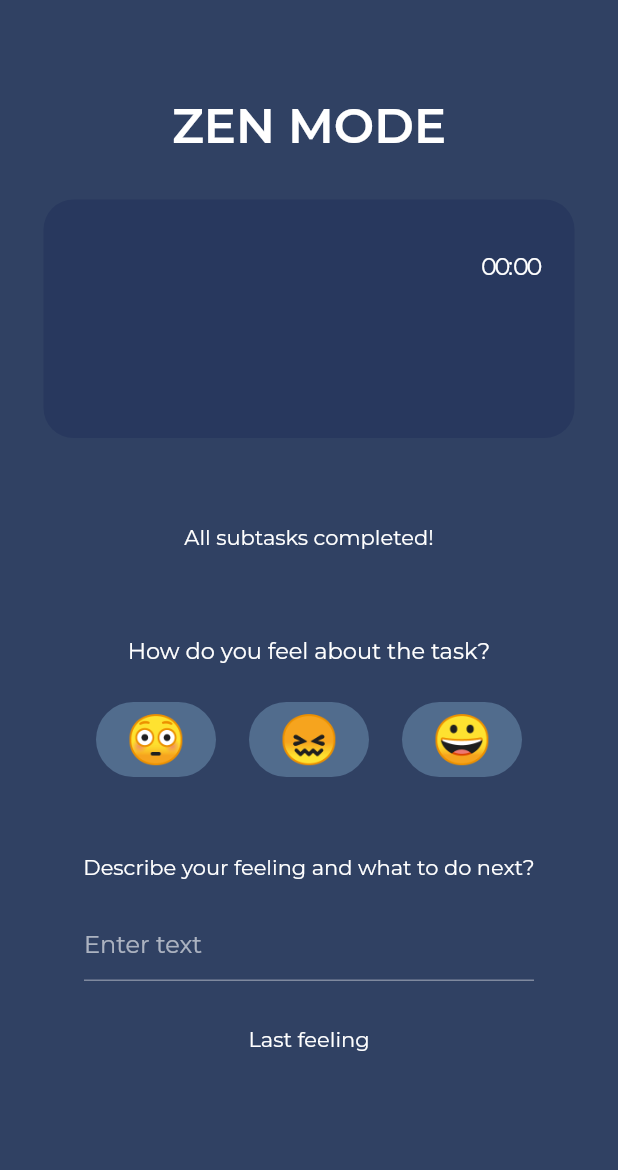
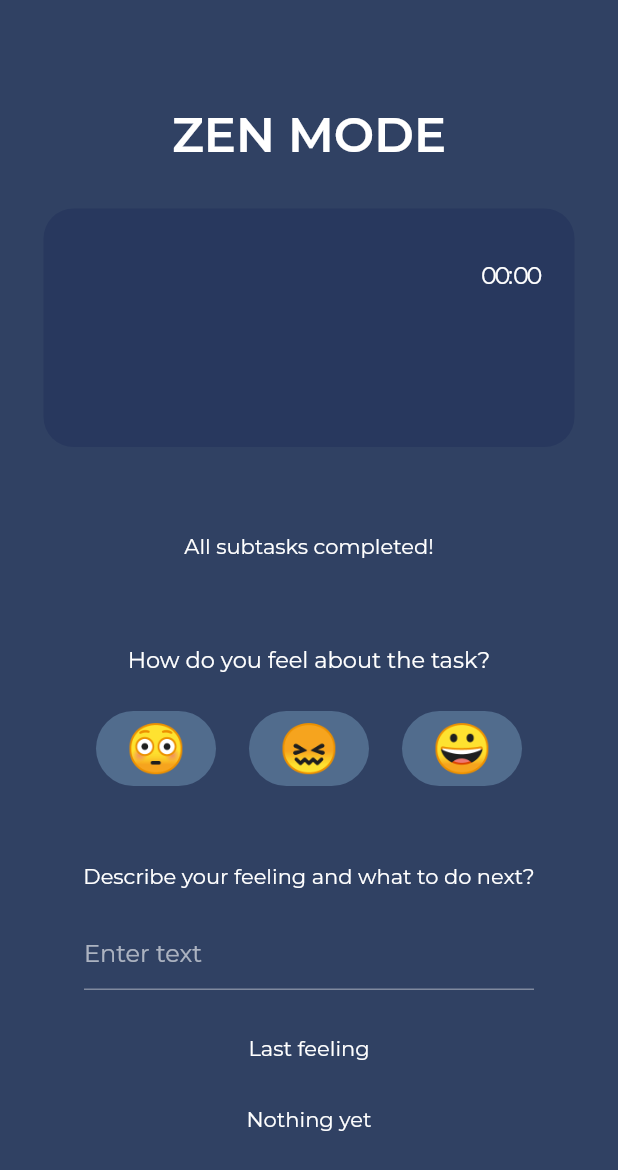
Before and after one commit to elem3ntary/flutter-todo-app, a Flutter app: the ZenMode screen opened directly with empty values, on a phone screen of 412 x 824 dp. Shown: the top 1170 px of the screen. Run offline on Flutter 3.47's test engine with Material 2 defaults, Android fonts, the phone set to English and light mode, and no system bars; our stand-ins replace google_fonts, rive, sqflite; accounts and stored records are empty.

Commit message:
Add new view for the Feeling. Try to fix tests.

```diff
--- a/lib/models/task.dart
+++ b/lib/models/task.dart
@@ -29,7 +29,7 @@ class Task {
   }
 
   int getFeelingCount() {
-    return 1;
+    return (feeling.trim() == '') ? 0 : 1;
   }
 
   void addFeeling(String feeling) {
--- a/lib/screens/task_list.dart
+++ b/lib/screens/task_list.dart
@@ -119,6 +119,7 @@ class TaskListPage extends StatelessWidget {
             return _taskList(tasks);
           }),
       floatingActionButton: FloatingActionButton(
+        key: const Key('addTask'),
         onPressed: () => _onFloatingActionButtonPressed(context),
         child: const IconTheme(
           data: IconThemeData(color: Colors.white),
--- a/lib/screens/zenmode.dart
+++ b/lib/screens/zenmode.dart
@@ -1,4 +1,6 @@
 // ignore_for_file: depend_on_referenced_packages
+
+import 'dart:math';
 
 import 'package:collection/collection.dart';
 import 'package:flutter/material.dart';
@@ -7,6 +9,7 @@ import 'package:todo_app/common_widgets/feeling_input.dart';
 import 'package:todo_app/common_widgets/todo_tile.dart';
 import 'package:todo_app/common_widgets/zenmode_card.dart';
 import 'package:todo_app/models/task.dart';
+import 'package:todo_app/screens/feeling.dart';
 import 'package:todo_app/state/task_state.dart';
 
 class ZenMode extends StatefulWidget {
@@ -27,11 +30,37 @@ class _ZenModeState extends State<ZenMode> {
   );
   final contentVerticalMargin = const SizedBox(height: 30);
 
+  void _navigateToFeeling(String feeling) {
+    Navigator.push(
+        context,
+        MaterialPageRoute(
+          builder: (context) => FeelingPage(
+            feeling: feeling,
+          ),
+        ));
+  }
+
+  String limitedLengthString(String value, {int length = 20}) {
+    final end = min(value.length - 1, length);
+    final substring = value.substring(0, end);
+    return '$substring...';
+  }
+
   Widget _displayFeelingSection() {
     if (widget.task.getFeelingCount() > 0) {
-      return Text(
-        widget.task.getLastFeeling(),
-        style: const TextStyle(fontSize: 24),
+      return Column(
+        children: [
+          Padding(
+            padding: const EdgeInsets.symmetric(horizontal: 50),
+            child: Text(
+              limitedLengthString(widget.task.getLastFeeling(), length: 200),
+              style: const TextStyle(fontSize: 18),
+            ),
+          ),
+          TextButton(
+              onPressed: () => _navigateToFeeling(widget.task.getLastFeeling()),
+              child: const Text('View more'))
+        ],
       );
     }
     return const Text('Nothing yet');
@@ -76,8 +105,6 @@ class _ZenModeState extends State<ZenMode> {
     return Scaffold(
         backgroundColor: theme.colorScheme.background,
         body: FutureBuilder(
-          // TODO: bugs with Future builder are present.
-          // when deleting item how to update internal data structure
           future: state.fetchSubtasks(widget.task),
           builder: _buildContent,
         ));
```
Also changed, not shown: lib/screens/create_task.dart (+10 -1 lines), lib/screens/feeling.dart (added, +46 -0 lines), 1 other file.
